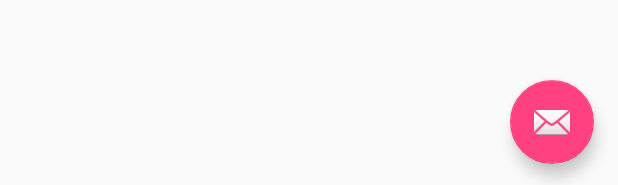
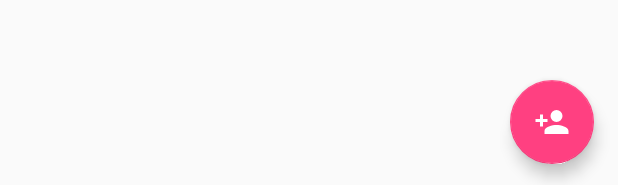
Before and after one commit to tecnogab/HPTSQLite, an Android app: the layout activity_clientes.xml on its own in the app's theme, with its tools: preview values and no code run, on a phone screen of 412 x 824 dp. Shown: the part 1048-1233 px from the top of the screen. Run offline under Robolectric (Android 15) with nearby library versions, the phone set to English and light mode, and no system bars.

Commit message:
02/09/2016

```diff
--- a/app/src/main/AndroidManifest.xml
+++ b/app/src/main/AndroidManifest.xml
@@ -9,7 +9,7 @@
         android:supportsRtl="true"
         android:theme="@style/AppTheme">
         <activity
-            android:name=".cliente.ClientesActivity"
+            android:name=".clientes.ClientesActivity"
             android:label="@string/title_activity_clientes"
             android:theme="@style/AppTheme.NoActionBar">
             <intent-filter>
--- /dev/null
+++ b/app/src/main/res/drawable/ic_account_plus.xml
@@ -0,0 +1,8 @@
+<!-- drawable/account_plus.xml -->
+<vector xmlns:android="http://schemas.android.com/apk/res/android"
+    android:height="24dp"
+    android:width="24dp"
+    android:viewportWidth="24"
+    android:viewportHeight="24">
+    <path android:fillColor="#000" android:pathData="M15,14C12.33,14 7,15.33 7,18V20H23V18C23,15.33 17.67,14 15,14M6,10V7H4V10H1V12H4V15H6V12H9V10M15,12A4,4 0 0,0 19,8A4,4 0 0,0 15,4A4,4 0 0,0 11,8A4,4 0 0,0 15,12Z" />
+</vector>
--- a/app/src/main/res/layout/activity_clientes.xml
+++ b/app/src/main/res/layout/activity_clientes.xml
@@ -5,7 +5,7 @@
     android:layout_width="match_parent"
     android:layout_height="match_parent"
     android:fitsSystemWindows="true"
-    tools:context="net.tecnogab.app.hptsqlite.cliente.ClientesActivity">
+    tools:context="net.tecnogab.app.hptsqlite.clientes.ClientesActivity">
 
     <android.support.design.widget.AppBarLayout
         android:layout_width="match_parent"
@@ -29,6 +29,8 @@
         android:layout_height="wrap_content"
         android:layout_gravity="bottom|end"
         android:layout_margin="@dimen/fab_margin"
-        android:src="@android:drawable/ic_dialog_email" />
+        android:tint="@android:color/white"
+        app:fabSize="normal"
+        app:srcCompat="@drawable/ic_account_plus" />
 
 </android.support.design.widget.CoordinatorLayout>
--- a/app/src/main/res/layout/content_clientes.xml
+++ b/app/src/main/res/layout/content_clientes.xml
@@ -2,6 +2,7 @@
 <RelativeLayout xmlns:android="http://schemas.android.com/apk/res/android"
     xmlns:app="http://schemas.android.com/apk/res-auto"
     xmlns:tools="http://schemas.android.com/tools"
+    android:id="@+id/clientes_container"
     android:layout_width="match_parent"
     android:layout_height="match_parent"
     android:paddingBottom="@dimen/activity_vertical_margin"
@@ -9,7 +10,7 @@
     android:paddingRight="@dimen/activity_horizontal_margin"
     android:paddingTop="@dimen/activity_vertical_margin"
     app:layout_behavior="@string/appbar_scrolling_view_behavior"
-    tools:context="net.tecnogab.app.hptsqlite.cliente.ClientesActivity"
+    tools:context="net.tecnogab.app.hptsqlite.clientes.ClientesActivity"
     tools:showIn="@layout/activity_clientes">
 
 </RelativeLayout>
--- a/app/src/main/res/layout/fragment_cliente.xml
+++ b/app/src/main/res/layout/fragment_clientes.xml
@@ -2,10 +2,10 @@
     xmlns:tools="http://schemas.android.com/tools"
     android:layout_width="match_parent"
     android:layout_height="match_parent"
-    tools:context="net.tecnogab.app.hptsqlite.cliente.ClienteFragment">
+    tools:context="net.tecnogab.app.hptsqlite.clientes.ClientesFragment">
 
     <ListView
-        android:id="@+id/clientes_list"
+        android:id="@+id/lawyers_list"
         android:layout_width="match_parent"
         android:layout_height="match_parent"
         android:divider="@null"/>
--- a/app/src/main/res/layout/list_item_cliente.xml
+++ b/app/src/main/res/layout/list_item_clientes.xml
@@ -2,14 +2,13 @@
 <LinearLayout xmlns:android="http://schemas.android.com/apk/res/android"
     xmlns:tools="http://schemas.android.com/tools"
     xmlns:app="http://schemas.android.com/apk/res-auto"
-    android:orientation="vertical"
     android:layout_width="match_parent"
     android:layout_height="match_parent"
-    android:minHeight="?listPreferredItemHeight"
     android:paddingBottom="8dp"
+    android:orientation="vertical"
     android:paddingLeft="@dimen/activity_horizontal_margin"
     android:paddingRight="@dimen/activity_horizontal_margin"
-    android:paddingTop="8dp">
+    android:minHeight="?listPreferredItemHeight">
 
     <TextView
         android:id="@+id/tv_name"
--- a/app/src/main/res/values/strings.xml
+++ b/app/src/main/res/values/strings.xml
@@ -1,6 +1,6 @@
 <resources>
     <string name="app_name">HPTSQLite</string>
-    <string name="title_activity_clientes">Clientes</string>
+    <string name="title_activity_clientes">ClientesActivity</string>
 
     <!-- TODO: Remove or change this placeholder text -->
     <string name="hello_blank_fragment">Hello blank fragment</string>
```
Also changed, not shown: app/src/main/java/net/tecnogab/app/hptsqlite/clientes/ClientesActivity.java (renamed from app/src/main/java/net/tecnogab/app/hptsqlite/cliente/ClientesActivity.java, +10 -9 lines), app/src/main/java/net/tecnogab/app/hptsqlite/clientes/ClientesFragment.java (renamed from app/src/main/java/net/tecnogab/app/hptsqlite/cliente/ClienteFragment.java, +8 -7 lines).
